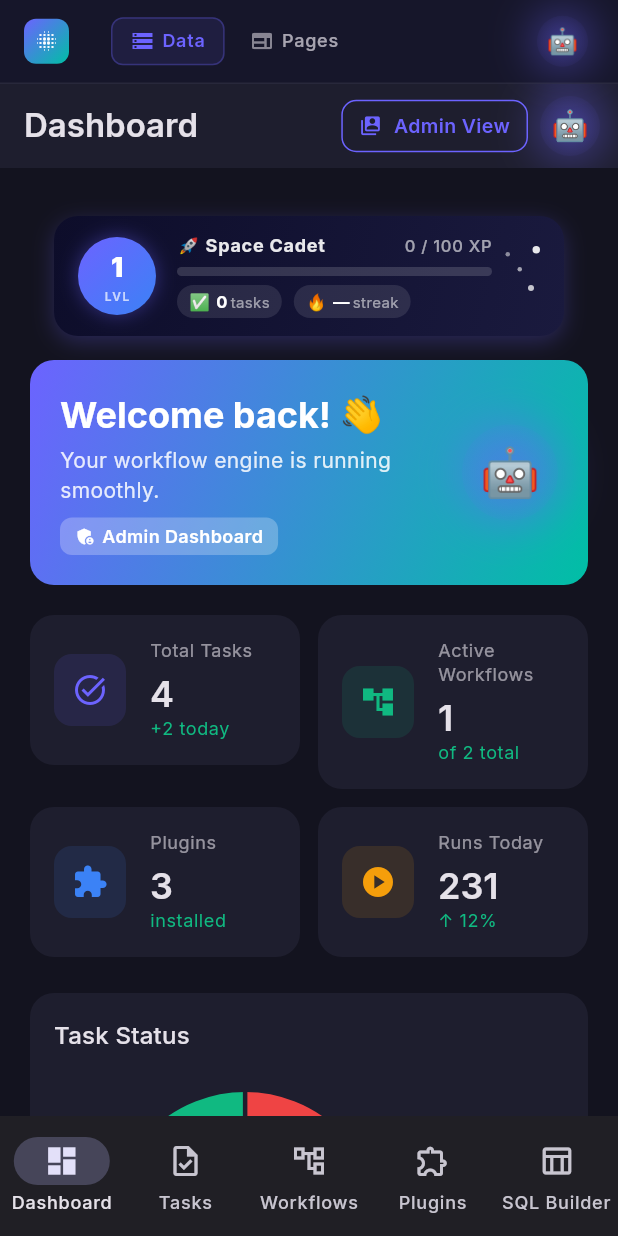
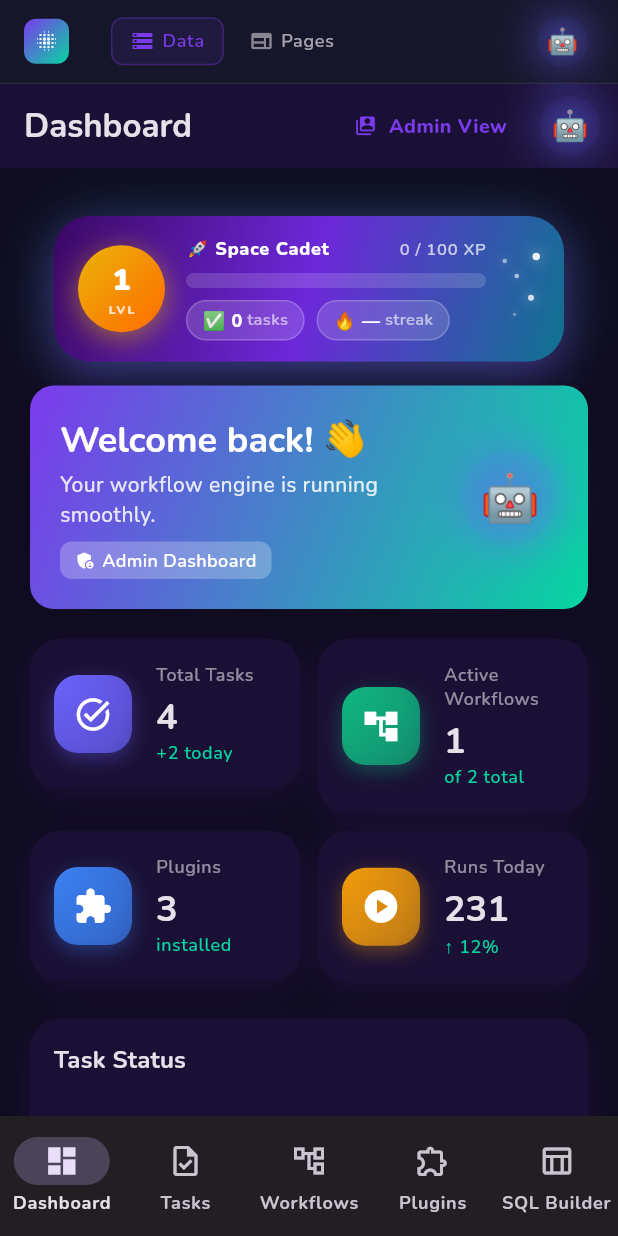
Before and after one commit to driver005/fuzzyboard, a Flutter app: the DashboardPage screen opened by its route, on a phone screen of 412 x 824 dp. Run offline on Flutter 3.47's test engine with Material 3 defaults, Android fonts, the phone set to English and light mode, and no system bars; drawn by our look-alikes of fl_chart, flutter_animate; our stand-ins replace flutter_colorpicker, go_router, google_fonts, shared_preferences; accounts and stored records are empty.

Commit message:
feat: gamify UI with bouncy animations, vibrant palette, rounded typography
Agent-Logs-Url: https://github.com/driver005/fuzzyboard/sessions/5641444e-a5fa-4a8a-9f0a-c8218b7b9793

Co-authored-by: driver005 <60899173+driver005@users.noreply.github.com>

```diff
--- a/lib/core/theme/app_colors.dart
+++ b/lib/core/theme/app_colors.dart
@@ -5,34 +5,40 @@ import 'package:flutter/material.dart';
 class AppColors {
   AppColors._();
 
-  // ── Brand seeds ───────────────────────────────────────────────────────────
-  static const Color brandPrimary = Color(0xFF6C63FF);
-  static const Color brandSecondary = Color(0xFF00BFA5);
-  static const Color brandAccent = Color(0xFFFF6584);
+  // ── Brand seeds – vivid, game-feel ────────────────────────────────────────
+  static const Color brandPrimary   = Color(0xFF7C3AED); // electric violet
+  static const Color brandSecondary = Color(0xFF06D6A0); // neon mint
+  static const Color brandAccent    = Color(0xFFFF3D71); // hot pink
+
+  // ── Game accent palette ───────────────────────────────────────────────────
+  static const Color neonCyan   = Color(0xFF00E5FF);
+  static const Color neonYellow = Color(0xFFFFD600);
+  static const Color neonOrange = Color(0xFFFF6B00);
+  static const Color gold       = Color(0xFFEAB308);
 
   // ── Neutral palette ───────────────────────────────────────────────────────
-  static const Color neutral50 = Color(0xFFFAFAFB);
-  static const Color neutral100 = Color(0xFFF3F4F6);
-  static const Color neutral200 = Color(0xFFE5E7EB);
-  static const Color neutral300 = Color(0xFFD1D5DB);
-  static const Color neutral400 = Color(0xFF9CA3AF);
-  static const Color neutral500 = Color(0xFF6B7280);
-  static const Color neutral600 = Color(0xFF4B5563);
-  static const Color neutral700 = Color(0xFF374151);
-  static const Color neutral800 = Color(0xFF1F2937);
-  static const Color neutral900 = Color(0xFF111827);
+  static const Color neutral50  = Color(0xFFF5F3FF); // slight violet tint
+  static const Color neutral100 = Color(0xFFEDE9FE);
+  static const Color neutral200 = Color(0xFFDDD6FE);
+  static const Color neutral300 = Color(0xFFC4B5FD);
+  static const Color neutral400 = Color(0xFFA78BFA);
+  static const Color neutral500 = Color(0xFF8B5CF6);
+  static const Color neutral600 = Color(0xFF7C3AED);
+  static const Color neutral700 = Color(0xFF6D28D9);
+  static const Color neutral800 = Color(0xFF4C1D95);
+  static const Color neutral900 = Color(0xFF2E1065);
 
   // ── Semantic ──────────────────────────────────────────────────────────────
-  static const Color success = Color(0xFF10B981);
-  static const Color warning = Color(0xFFF59E0B);
-  static const Color error = Color(0xFFEF4444);
-  static const Color info = Color(0xFF3B82F6);
+  static const Color success = Color(0xFF06D6A0);
+  static const Color warning = Color(0xFFFFD600);
+  static const Color error   = Color(0xFFFF3D71);
+  static const Color info    = Color(0xFF00E5FF);
 
   // ── Surface overrides per theme ───────────────────────────────────────────
-  static const Color surfaceLight = Color(0xFFFFFFFF);
-  static const Color surfaceDark = Color(0xFF1E1E2E);
-  static const Color backgroundLight = Color(0xFFF3F4F6);
-  static const Color backgroundDark = Color(0xFF13131F);
-  static const Color sidebarLight = Color(0xFFFFFFFF);
-  static const Color sidebarDark = Color(0xFF16162A);
+  static const Color surfaceLight     = Color(0xFFFFFFFF);
+  static const Color surfaceDark      = Color(0xFF1A1035);
+  static const Color backgroundLight  = Color(0xFFF0EEFF); // soft lavender bg
+  static const Color backgroundDark   = Color(0xFF0F0B20);
+  static const Color sidebarLight     = Color(0xFFFFFFFF);
+  static const Color sidebarDark      = Color(0xFF130E2B);
 }
--- a/lib/shared/widgets/app_button.dart
+++ b/lib/shared/widgets/app_button.dart
@@ -1,4 +1,5 @@
 import 'package:flutter/material.dart';
+import 'bounce_widget.dart';
 
 /// App-wide button widget. Swap the implementation here to re-skin all
 /// buttons across the entire app.
@@ -30,28 +31,35 @@ class AppButton extends StatelessWidget {
     final cs = Theme.of(context).colorScheme;
     final isDisabled = onPressed == null || loading;
 
-    final (bgColor, fgColor, side) = switch (variant) {
+    final (bgColor, fgColor, borderSide) = switch (variant) {
       AppButtonVariant.primary => (cs.primary, cs.onPrimary, BorderSide.none),
       AppButtonVariant.secondary =>
         (cs.secondary, cs.onSecondary, BorderSide.none),
       AppButtonVariant.outline => (
           Colors.transparent,
           cs.primary,
-          BorderSide(color: cs.primary)
+          BorderSide(color: cs.primary, width: 2)
         ),
       AppButtonVariant.ghost =>
         (Colors.transparent, cs.onSurface, BorderSide.none),
       AppButtonVariant.danger => (
-          const Color(0xFFEF4444),
+          const Color(0xFFFF3D71),
           Colors.white,
           BorderSide.none
         ),
     };
 
-    final (hPad, vPad, fontSize) = switch (size) {
-      AppButtonSize.sm => (12.0, 8.0, 13.0),
-      AppButtonSize.md => (20.0, 12.0, 14.0),
-      AppButtonSize.lg => (28.0, 16.0, 16.0),
+    final (hPad, vPad, fontSize, radius) = switch (size) {
+      AppButtonSize.sm => (14.0, 9.0,  13.0, 20.0),
+      AppButtonSize.md => (22.0, 13.0, 14.0, 24.0),
+      AppButtonSize.lg => (30.0, 17.0, 16.0, 28.0),
+    };
+
+    // Glow shadow for primary / danger variants
+    final glowColor = switch (variant) {
+      AppButtonVariant.primary => cs.primary.withOpacity(0.45),
+      AppButtonVariant.danger  => const Color(0xFFFF3D71).withOpacity(0.45),
+      _ => Colors.transparent,
     };
 
     final content = loading
@@ -73,33 +81,53 @@ class AppButton extends StatelessWidget {
               Text(label,
                   style: TextStyle(
                       fontSize: fontSize,
-                      fontWeight: FontWeight.w600,
-                      color: fgColor)),
+                      fontWeight: FontWeight.w800,
+                      color: fgColor,
+                      letterSpacing: 0.3)),
             ],
           );
 
-    final btn = AnimatedOpacity(
-      opacity: isDisabled ? 0.6 : 1.0,
+    Widget btn = AnimatedOpacity(
+      opacity: isDisabled ? 0.55 : 1.0,
       duration: const Duration(milliseconds: 200),
+      child: Container(
+        decoration: BoxDecoration(
+          borderRadius: BorderRadius.circular(radius),
+          boxShadow: isDisabled || variant == AppButtonVariant.ghost
+              ? null
+              : [
+                  BoxShadow(
+                    color: glowColor,
+                    blurRadius: 14,
+                    offset: const Offset(0, 5),
+                  ),
+                ],
+        ),
         child: Material(
           color: bgColor,
-        borderRadius: side == BorderSide.none ? BorderRadius.circular(10) : null,
-        shape: side == BorderSide.none
+          borderRadius: BorderRadius.circular(radius),
+          shape: borderSide == BorderSide.none
               ? null
               : RoundedRectangleBorder(
-                borderRadius: BorderRadius.circular(10),
-                side: side,
+                  borderRadius: BorderRadius.circular(radius),
+                  side: borderSide,
                 ),
           child: InkWell(
-          onTap: isDisabled ? null : onPressed,
-          borderRadius: BorderRadius.circular(10),
+            onTap: null, // tap handled by BounceOnTap
+            borderRadius: BorderRadius.circular(radius),
             child: Padding(
-            padding:
-                EdgeInsets.symmetric(horizontal: hPad, vertical: vPad),
+              padding: EdgeInsets.symmetric(horizontal: hPad, vertical: vPad),
               child: content,
             ),
           ),
         ),
+      ),
+    );
+
+    btn = BounceOnTap(
+      onTap: isDisabled ? null : onPressed,
+      scale: 0.91,
+      child: btn,
     );
 
     return fullWidth
--- a/lib/shared/widgets/app_card.dart
+++ b/lib/shared/widgets/app_card.dart
@@ -1,6 +1,8 @@
 import 'package:flutter/material.dart';
+import 'bounce_widget.dart';
 
 /// App-wide card widget with optional header, footer, and actions.
+/// Tappable cards automatically get a bouncy spring press animation.
 class AppCard extends StatelessWidget {
   final Widget? child;
   final String? title;
@@ -33,23 +35,38 @@ class AppCard extends StatelessWidget {
   Widget build(BuildContext context) {
     final theme = Theme.of(context);
     final cs = theme.colorScheme;
-    final effectiveColor =
-        color ?? theme.cardTheme.color ?? cs.surface;
+    final effectiveColor = color ?? theme.cardTheme.color ?? cs.surface;
 
-    return SizedBox(
+    Widget card = SizedBox(
       width: width,
       height: height,
+      child: Container(
+        decoration: BoxDecoration(
+          color: effectiveColor,
+          borderRadius: BorderRadius.circular(20),
+          boxShadow: [
+            BoxShadow(
+              color: cs.primary.withOpacity(0.10),
+              blurRadius: 18,
+              offset: const Offset(0, 6),
+            ),
+          ],
+        ),
+        child: ClipRRect(
+          borderRadius: BorderRadius.circular(20),
           child: Material(
-        color: effectiveColor,
-        borderRadius: BorderRadius.circular(16),
+            color: Colors.transparent,
             child: InkWell(
-          onTap: onTap,
-          borderRadius: BorderRadius.circular(16),
+              onTap: null, // tap handled by BounceOnTap
+              borderRadius: BorderRadius.circular(20),
               child: Column(
                 crossAxisAlignment: CrossAxisAlignment.start,
                 mainAxisSize: MainAxisSize.min,
                 children: [
-              if (title != null || subtitle != null || leading != null || actions != null)
+                  if (title != null ||
+                      subtitle != null ||
+                      leading != null ||
+                      actions != null)
                     Padding(
                       padding: const EdgeInsets.fromLTRB(16, 16, 16, 0),
                       child: Row(
@@ -92,7 +109,14 @@ class AppCard extends StatelessWidget {
               ),
             ),
           ),
+        ),
+      ),
     );
+
+    if (onTap != null) {
+      card = BounceOnTap(onTap: onTap, scale: 0.96, child: card);
+    }
+    return card;
   }
 }
 
@@ -127,13 +151,24 @@ class StatCard extends StatelessWidget {
       child: Row(
         children: [
           Container(
-            width: 48,
-            height: 48,
+            width: 52,
+            height: 52,
             decoration: BoxDecoration(
-              color: iconColor.withOpacity(0.12),
-              borderRadius: BorderRadius.circular(12),
+              gradient: LinearGradient(
+                colors: [iconColor, iconColor.withOpacity(0.6)],
+                begin: Alignment.topLeft,
+                end: Alignment.bottomRight,
               ),
-            child: Icon(icon, color: iconColor, size: 24),
+              borderRadius: BorderRadius.circular(16),
+              boxShadow: [
+                BoxShadow(
+                  color: iconColor.withOpacity(0.35),
+                  blurRadius: 10,
+                  offset: const Offset(0, 4),
+                ),
+              ],
+            ),
+            child: Icon(icon, color: Colors.white, size: 26),
           ),
           const SizedBox(width: 16),
           Expanded(
@@ -150,8 +185,8 @@ class StatCard extends StatelessWidget {
                     change!,
                     style: theme.textTheme.bodySmall?.copyWith(
                         color: changePositive
-                            ? const Color(0xFF10B981)
-                            : const Color(0xFFEF4444)),
+                            ? const Color(0xFF06D6A0)
+                            : const Color(0xFFFF3D71)),
                   ),
               ],
             ),
--- /dev/null
+++ b/lib/shared/widgets/bounce_widget.dart
@@ -0,0 +1,48 @@
+import 'package:flutter/material.dart';
+
+/// Wraps any widget with a springy press-and-release scale animation.
+/// On press-down the child squishes to [scale]; on release it springs back
+/// past 1.0 and oscillates to rest — giving the "bouncy / sticky" game feel.
+class BounceOnTap extends StatefulWidget {
+  final Widget child;
+  final VoidCallback? onTap;
+
+  /// Scale factor when pressed (0 < scale < 1). Defaults to 0.92.
+  final double scale;
+
+  const BounceOnTap({
+    super.key,
+    required this.child,
+    this.onTap,
+    this.scale = 0.92,
+  });
+
+  @override
+  State<BounceOnTap> createState() => BounceOnTapState();
+}
+
+class BounceOnTapState extends State<BounceOnTap> {
+  bool pressed = false;
+
+  @override
+  Widget build(BuildContext context) {
+    return GestureDetector(
+      behavior: HitTestBehavior.opaque,
+      onTapDown: (_) => setState(() => pressed = true),
+      onTapUp: (_) {
+        setState(() => pressed = false);
+        widget.onTap?.call();
+      },
+      onTapCancel: () => setState(() => pressed = false),
+      child: AnimatedScale(
+        scale: pressed ? widget.scale : 1.0,
+        // Press: fast squish; Release: elastic spring back (overshoots ~7 %)
+        duration: pressed
+            ? const Duration(milliseconds: 80)
+            : const Duration(milliseconds: 550),
+        curve: pressed ? Curves.easeOut : Curves.elasticOut,
+        child: widget.child,
+      ),
+    );
+  }
+}
--- a/lib/shared/widgets/space_xp_bar.dart
+++ b/lib/shared/widgets/space_xp_bar.dart
@@ -12,25 +12,27 @@ class SpaceXpBar extends StatelessWidget {
     final gam = context.watch<GamificationProvider>();
     final theme = Theme.of(context);
     final cs = theme.colorScheme;
-    final isDark = cs.brightness == Brightness.dark;
 
     return Container(
       margin: const EdgeInsets.fromLTRB(16, 12, 16, 0),
-      padding: const EdgeInsets.symmetric(horizontal: 16, vertical: 12),
+      padding: const EdgeInsets.symmetric(horizontal: 16, vertical: 14),
       decoration: BoxDecoration(
-        gradient: LinearGradient(
-          colors: isDark
-              ? [const Color(0xFF0D0D2A), const Color(0xFF1A1A3E)]
-              : [const Color(0xFF0F0C29), const Color(0xFF302B63)],
+        gradient: const LinearGradient(
+          colors: [Color(0xFF3B0764), Color(0xFF6D28D9), Color(0xFF0E7490)],
           begin: Alignment.topLeft,
           end: Alignment.bottomRight,
         ),
-        borderRadius: BorderRadius.circular(16),
+        borderRadius: BorderRadius.circular(24),
         boxShadow: [
           BoxShadow(
-            color: cs.primary.withOpacity(0.25),
-            blurRadius: 12,
-            offset: const Offset(0, 4),
+            color: cs.primary.withOpacity(0.45),
+            blurRadius: 24,
+            offset: const Offset(0, 8),
+          ),
+          BoxShadow(
+            color: const Color(0xFF06D6A0).withOpacity(0.2),
+            blurRadius: 40,
+            offset: const Offset(0, 2),
           ),
         ],
       ),
@@ -49,32 +51,33 @@ class SpaceXpBar extends StatelessWidget {
                     Text(
                       gam.levelTitle,
                       style: theme.textTheme.labelMedium?.copyWith(
-                        color: Colors.white.withOpacity(0.9),
-                        fontWeight: FontWeight.w700,
+                        color: Colors.white,
+                        fontWeight: FontWeight.w800,
+                        letterSpacing: 0.5,
                       ),
                     ),
                     const Spacer(),
                     Text(
                       '${gam.xp} / ${GamificationProvider.xpPerLevel} XP',
                       style: theme.textTheme.labelSmall?.copyWith(
-                        color: Colors.white.withOpacity(0.6),
+                        color: Colors.white.withOpacity(0.7),
                       ),
                     ),
                   ],
                 ),
-                const SizedBox(height: 6),
+                const SizedBox(height: 8),
                 ClipRRect(
-                  borderRadius: BorderRadius.circular(4),
+                  borderRadius: BorderRadius.circular(8),
                   child: LinearProgressIndicator(
                     value: gam.levelProgress,
-                    minHeight: 6,
+                    minHeight: 10,
                     backgroundColor: Colors.white.withOpacity(0.15),
-                    valueColor: AlwaysStoppedAnimation<Color>(
-                      const Color(0xFF6C63FF),
+                    valueColor: const AlwaysStoppedAnimation<Color>(
+                      Color(0xFF06D6A0),
                     ),
                   ),
                 ),
-                const SizedBox(height: 6),
+                const SizedBox(height: 8),
                 Row(
                   children: [
                     _StatPill(emoji: '✅', value: '${gam.tasksCompleted}', label: 'tasks'),
@@ -89,7 +92,10 @@ class SpaceXpBar extends StatelessWidget {
           _Stars(),
         ],
       ),
-    ).animate().fadeIn(duration: 400.ms).slideY(begin: -0.1);
+    )
+        .animate()
+        .fadeIn(duration: 400.ms)
+        .slideY(begin: -0.15, curve: Curves.elasticOut, duration: 700.ms);
   }
 }
 
@@ -101,19 +107,20 @@ class _LevelBadge extends StatelessWidget {
   @override
   Widget build(BuildContext context) {
     return Container(
-      width: 52,
-      height: 52,
+      width: 58,
+      height: 58,
       decoration: BoxDecoration(
         shape: BoxShape.circle,
         gradient: const LinearGradient(
-          colors: [Color(0xFF6C63FF), Color(0xFF3B82F6)],
+          colors: [Color(0xFFEAB308), Color(0xFFFF6B00)],
           begin: Alignment.topLeft,
           end: Alignment.bottomRight,
         ),
         boxShadow: [
           BoxShadow(
-            color: const Color(0xFF6C63FF).withOpacity(0.4),
-            blurRadius: 10,
+            color: const Color(0xFFEAB308).withOpacity(0.55),
+            blurRadius: 16,
+            offset: const Offset(0, 4),
           ),
         ],
       ),
@@ -124,18 +131,20 @@ class _LevelBadge extends StatelessWidget {
               style: const TextStyle(
                 color: Colors.white,
                 fontWeight: FontWeight.w900,
-                fontSize: 18,
+                fontSize: 20,
               )),
           Text('LVL',
               style: TextStyle(
-                color: Colors.white.withOpacity(0.7),
+                color: Colors.white.withOpacity(0.8),
                 fontSize: 8,
-                fontWeight: FontWeight.w600,
-                letterSpacing: 1,
+                fontWeight: FontWeight.w800,
+                letterSpacing: 1.5,
               )),
         ],
       ),
-    );
+    )
+        .animate(onPlay: (ctrl) => ctrl.repeat(reverse: true))
+        .scaleXY(begin: 1.0, end: 1.08, duration: 900.ms, curve: Curves.easeInOut);
   }
 }
 
@@ -148,30 +157,32 @@ class _StatPill extends StatelessWidget {
   @override
   Widget build(BuildContext context) {
     return Container(
-      padding: const EdgeInsets.symmetric(horizontal: 8, vertical: 3),
+      padding: const EdgeInsets.symmetric(horizontal: 10, vertical: 4),
       decoration: BoxDecoration(
-        color: Colors.white.withOpacity(0.1),
+        color: Colors.white.withOpacity(0.15),
         borderRadius: BorderRadius.circular(20),
+        border: Border.all(color: Colors.white.withOpacity(0.2)),
       ),
       child: Row(
         mainAxisSize: MainAxisSize.min,
         children: [
-          Text(emoji, style: const TextStyle(fontSize: 11)),
+          Text(emoji, style: const TextStyle(fontSize: 12)),
           const SizedBox(width: 4),
           Text(
             value,
             style: const TextStyle(
               color: Colors.white,
-              fontSize: 11,
-              fontWeight: FontWeight.w700,
+              fontSize: 12,
+              fontWeight: FontWeight.w800,
             ),
           ),
-          const SizedBox(width: 2),
+          const SizedBox(width: 3),
           Text(
             label,
             style: TextStyle(
-              color: Colors.white.withOpacity(0.55),
-              fontSize: 10,
+              color: Colors.white.withOpacity(0.6),
+              fontSize: 11,
+              fontWeight: FontWeight.w600,
             ),
           ),
         ],
@@ -184,14 +195,15 @@ class _Stars extends StatelessWidget {
   @override
   Widget build(BuildContext context) {
     return SizedBox(
-      width: 32,
-      height: 48,
+      width: 36,
+      height: 56,
       child: Stack(
         children: [
-          Positioned(top: 4, right: 0, child: _Star(size: 5, opacity: 0.9)),
-          Positioned(top: 18, right: 12, child: _Star(size: 3, opacity: 0.6)),
-          Positioned(top: 30, right: 4, child: _Star(size: 4, opacity: 0.75)),
-          Positioned(top: 8, right: 20, child: _Star(size: 3, opacity: 0.5)),
+          Positioned(top: 4,  right: 0,  child: _Star(size: 5, opacity: 0.9)),
+          Positioned(top: 18, right: 14, child: _Star(size: 3, opacity: 0.6)),
+          Positioned(top: 32, right: 4,  child: _Star(size: 4, opacity: 0.8)),
+          Positioned(top: 8,  right: 22, child: _Star(size: 3, opacity: 0.5)),
+          Positioned(top: 44, right: 16, child: _Star(size: 2, opacity: 0.4)),
         ],
       ),
     );
@@ -211,7 +223,18 @@ class _Star extends StatelessWidget {
       decoration: BoxDecoration(
         color: Colors.white.withOpacity(opacity),
         shape: BoxShape.circle,
+        boxShadow: [
+          BoxShadow(
+            color: Colors.white.withOpacity(opacity * 0.8),
+            blurRadius: size * 1.5,
+          ),
+        ],
       ),
-    );
+    )
+        .animate(onPlay: (ctrl) => ctrl.repeat(reverse: true))
+        .fadeIn(
+            begin: opacity * 0.3,
+            duration: Duration(milliseconds: (800 + size * 200).toInt()),
+            curve: Curves.easeInOut);
   }
 }
```
Also changed, not shown: lib/core/theme/app_theme.dart (+25 -27 lines), lib/core/theme/app_typography.dart (+19 -18 lines), lib/shared/widgets/sidebar.dart (+37 -8 lines). Lines whose indentation alone changed are shown as unchanged.
